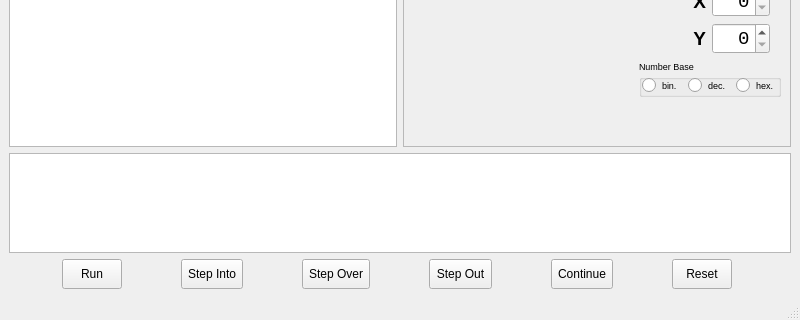
The window that mainwindow.ui (jnbarchan/6502assembler) describes before a commit, drawn with Qt 5; both pictures show x 0 to 800 and y 459 to 779 of the 800 by 779 pixel window.
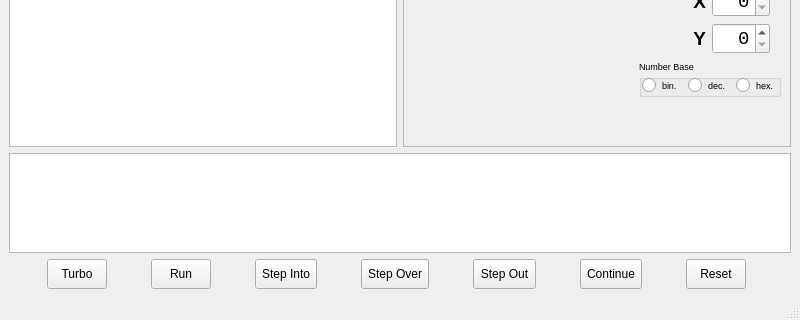
The same window after the commit. Icons and pictures are not drawn. Custom widgets are drawn as their Qt base class.

Commit message: Introduced Turbo Run mode.

```diff
--- a/mainwindow.ui
+++ b/mainwindow.ui
@@ -526,6 +526,26 @@
     </item>
     <item>
      <layout class="QHBoxLayout" name="bottomLayout">
+      <item>
+       <widget class="QToolButton" name="btnTurboRun">
+        <property name="minimumSize">
+         <size>
+          <width>60</width>
+          <height>30</height>
+         </size>
+        </property>
+        <property name="text">
+         <string>Turbo</string>
+        </property>
+        <property name="icon">
+         <iconset theme="media-skip-forward">
+          <normaloff>.</normaloff>.</iconset>
+        </property>
+        <property name="toolButtonStyle">
+         <enum>Qt::ToolButtonTextBesideIcon</enum>
+        </property>
+       </widget>
+      </item>
       <item>
        <widget class="QToolButton" name="btnRun">
         <property name="minimumSize">
```
Left out of the diff: 6 changed lines with no effect on the pictures. The commit also changes 4 other files.
